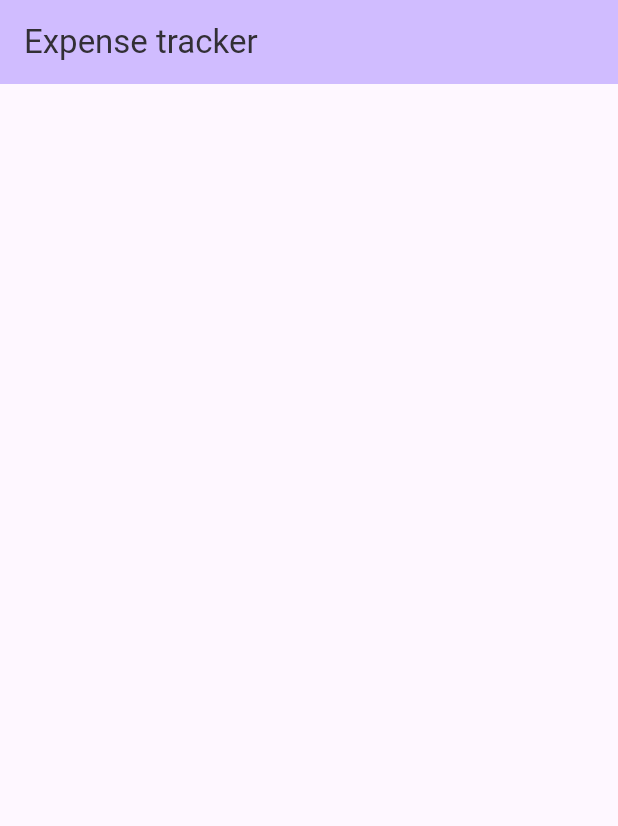
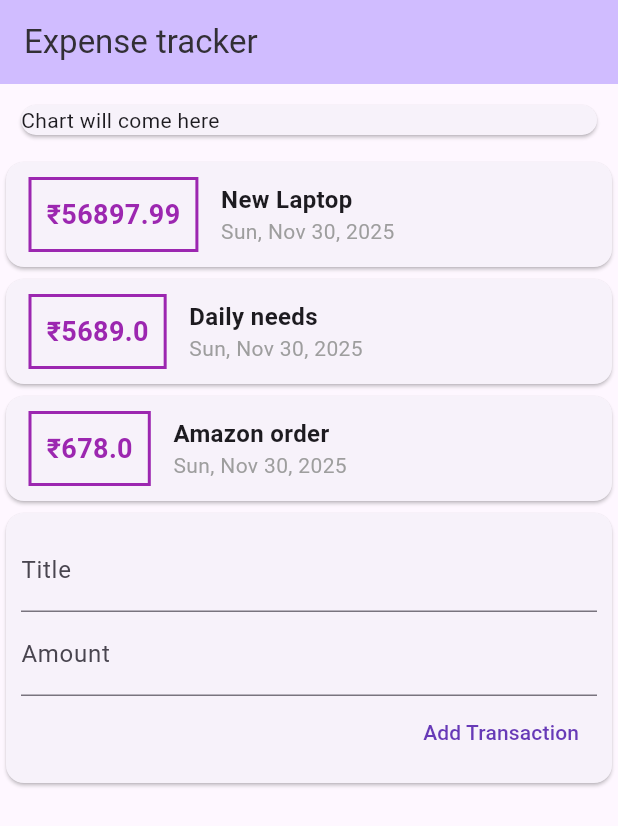
Before and after one commit to VISHALCHAND007/Expense-Tracker, a Flutter app: the screen it shows after launch, on a phone screen of 412 x 824 dp. Shown: the top 826 px of the screen. Run offline on Flutter 3.47's test engine with Material 3 defaults, Android fonts, the phone set to English and light mode, and no system bars.

Commit message:
Created the list of transactions section, and some other functionality.

```diff
--- a/lib/main.dart
+++ b/lib/main.dart
@@ -1,4 +1,6 @@
+import 'package:expense_tracker/transaction.dart';
 import 'package:flutter/material.dart';
+import 'package:intl/intl.dart';
 
 void main() => runApp(MyApp());
 
@@ -12,6 +14,28 @@ class MyApp extends StatefulWidget {
 }
 
 class _MyAppState extends State {
+  //temporary data of transactions
+  final List<Transaction> transactions = [
+    Transaction(
+      id: "d1",
+      title: "New Laptop",
+      amount: 56897.99,
+      date: DateTime.now(),
+    ),
+    Transaction(
+      id: "d2",
+      title: "Daily needs",
+      amount: 5689,
+      date: DateTime.now(),
+    ),
+    Transaction(
+      id: "d3",
+      title: "Amazon order",
+      amount: 678,
+      date: DateTime.now(),
+    ),
+  ];
+
   @override
   Widget build(BuildContext context) {
     return MaterialApp(
@@ -25,6 +49,84 @@ class _MyAppState extends State {
             ),
           ),
         ),
+        body: Column(
+          crossAxisAlignment: .stretch,
+          children: [
+            Container(
+              margin: EdgeInsets.all(10),
+              child: Card(child: Text("Chart will come here")),
+            ),
+            Column(
+              children: [
+                ...transactions.map((trans) {
+                  return Card(
+                    child: Row(
+                      children: [
+                        Container(
+                          margin: EdgeInsets.symmetric(
+                            vertical: 10,
+                            horizontal: 15,
+                          ),
+                          decoration: BoxDecoration(
+                            border: Border.all(color: Colors.purple, width: 2),
+                          ),
+                          padding: EdgeInsets.all(10),
+                          child: Text(
+                            "₹${trans.amount}",
+                            style: TextStyle(
+                              fontSize: 18,
+                              fontWeight: FontWeight.bold,
+                              color: Colors.purple,
+                            ),
+                          ),
+                        ),
+                        Column(
+                          crossAxisAlignment: .start,
+                          children: [
+                            Text(
+                              trans.title,
+                              style: TextStyle(
+                                fontSize: 16,
+                                fontWeight: FontWeight.bold,
+                              ),
+                            ),
+                            Text(
+                              DateFormat.yMMMEd().format(trans.date),
+                              style: TextStyle(color: Colors.grey),
+                            ),
+                          ],
+                        ),
+                      ],
+                    ),
+                  );
+                }),
+              ],
+            ),
+            Card(
+              child: Container(
+                padding: EdgeInsets.all(10),
+                child: Column(
+                  crossAxisAlignment: .end,
+                  children: [
+                    TextField(
+                      decoration: InputDecoration(label: Text("Title")),
+                    ),
+                    TextField(
+                      decoration: InputDecoration(label: Text("Amount")),
+                    ),
+                    TextButton(
+                      onPressed: () {},
+                      child: Text(
+                        "Add Transaction",
+                        style: TextStyle(color: Colors.deepPurple),
+                      ),
+                    ),
+                  ],
+                ),
+              ),
+            ),
+          ],
+        ),
       ),
     );
   }
--- /dev/null
+++ b/lib/transaction.dart
@@ -0,0 +1,13 @@
+class Transaction {
+  final String id;
+  final String title;
+  final double amount;
+  final DateTime date;
+
+  const Transaction({
+    required this.id,
+    required this.title,
+    required this.amount,
+    required this.date,
+  });
+}
--- a/pubspec.yaml
+++ b/pubspec.yaml
@@ -34,6 +34,7 @@ dependencies:
   # The following adds the Cupertino Icons font to your application.
   # Use with the CupertinoIcons class for iOS style icons.
   cupertino_icons: ^1.0.8
+  intl: ^0.20.2
 
 dev_dependencies:
   flutter_test:
```
Also changed, not shown: pubspec.lock.
